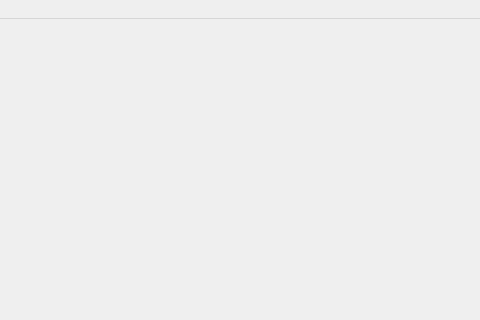
This is login.ui in shubham0298/CounterChain as Qt 5 draws it before an edit; both pictures show x 520 to 1000 and y 0 to 320 of the 1000 by 800 pixel window. The edited form follows.
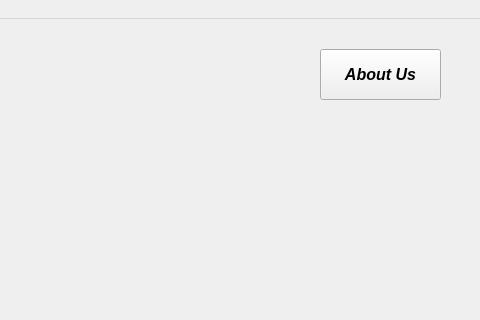
This is the edited form. Icons and pictures are not drawn.

Commit message: Add about us

```diff
--- a/login.ui
+++ b/login.ui
@@ -201,6 +201,30 @@
      <bool>true</bool>
     </property>
    </widget>
+   <widget class="QPushButton" name="aboutus">
+    <property name="geometry">
+     <rect>
+      <x>840</x>
+      <y>30</y>
+      <width>121</width>
+      <height>51</height>
+     </rect>
+    </property>
+    <property name="font">
+     <font>
+      <pointsize>12</pointsize>
+      <weight>75</weight>
+      <italic>true</italic>
+      <bold>true</bold>
+     </font>
+    </property>
+    <property name="cursor">
+     <cursorShape>PointingHandCursor</cursorShape>
+    </property>
+    <property name="text">
+     <string>About Us</string>
+    </property>
+   </widget>
   </widget>
   <widget class="QMenuBar" name="menubar">
    <property name="geometry">
```
The commit also changes 6 other files.
